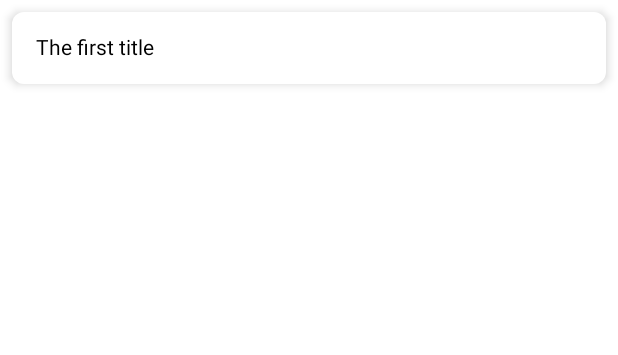
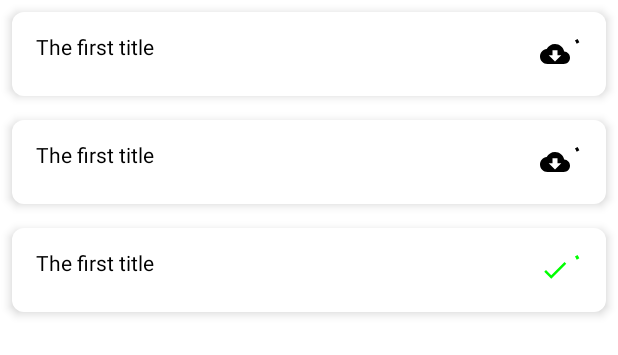
Before and after one commit to ArtemisSoftware/Amphitrite-UI, an Android app built with Jetpack Compose: the @Preview function DefaultPreview, on a phone screen of 412 x 824 dp. Shown: the top 355 px of the screen. Run offline under Robolectric (Android 15) with nearby library versions, the phone set to English and light mode, and no system bars.

Commit message:
realtimeupdate - DownloadProgress

```diff
--- a/app/src/main/java/com/artemissoftware/amphitriteui/realtimeupdate/composables/RealTimeUpdateItemCard.kt
+++ b/app/src/main/java/com/artemissoftware/amphitriteui/realtimeupdate/composables/RealTimeUpdateItemCard.kt
@@ -1,20 +1,18 @@
 package com.artemissoftware.amphitriteui.realtimeupdate.composables
 
-import androidx.compose.foundation.layout.Row
-import androidx.compose.foundation.layout.fillMaxWidth
-import androidx.compose.foundation.layout.padding
+import androidx.compose.foundation.layout.*
 import androidx.compose.foundation.shape.RoundedCornerShape
-import androidx.compose.material.Card
-import androidx.compose.material.Text
+import androidx.compose.material.*
 import androidx.compose.runtime.Composable
+import androidx.compose.ui.Alignment
 import androidx.compose.ui.Modifier
 import androidx.compose.ui.graphics.Color
+import androidx.compose.ui.res.painterResource
 import androidx.compose.ui.text.style.TextAlign
 import androidx.compose.ui.tooling.preview.Preview
 import androidx.compose.ui.unit.dp
-import com.artemissoftware.amphitriteui.Greeting
+import com.artemissoftware.amphitriteui.R
 import com.artemissoftware.amphitriteui.realtimeupdate.model.RealTimeUpdate
-import com.artemissoftware.amphitriteui.ui.theme.AmphitriteUITheme
 
 @Composable
 fun RealTimeUpdateItemCard(
@@ -24,16 +22,9 @@ fun RealTimeUpdateItemCard(
 
         val title = realTimeUpdateItem.title
 //    val title = remember { realTimeUpdateItem.title }
-//    val isDownloaded = realTimeUpdateItem.downloadProgress == 100
+
 //    val animatedProgress: Float by animateFloatAsState(targetValue = realTimeUpdateItem.downloadProgress / 100f)
-//    val black = Color.Black
-//    val white = Color.White
-//    val green = Color(
-//        ContextCompat.getColor(
-//            LocalContext.current,
-//            R.color.opacity_green
-//        )
-//    )
+
 
 
     Card(
@@ -52,57 +43,88 @@ fun RealTimeUpdateItemCard(
                 textAlign = TextAlign.Center
             )
 
-//            Box(
-//                modifier = Modifier
-//                    .height(56.dp)
-//                    .padding(horizontal = 16.dp)
-//                    .weight(1f)
-//            ) {
-//                CircularProgressIndicator(
-//                    strokeWidth = 2.dp,
-//                    modifier = Modifier
-//                        .size(36.dp)
-//                        .align(Alignment.CenterEnd),
-//                    progress = animatedProgress,
-//                    color = if (isDownloaded) green else black
-//                )
-//                if (isDownloaded) {
-//                    Icon(
-//                        modifier = Modifier
-//                            .size(36.dp)
-//                            .padding(8.dp)
-//                            .align(Alignment.CenterEnd),
-//                        painter = painterResource(id = R.drawable.ic_baseline_done_24),
-//                        tint = green,
-//                        contentDescription = "Success Icon"
-//                    )
-//                } else {
-//                    IconButton(
-//                        onClick = onDownloadClick,
-//                        modifier = Modifier
-//                            .size(36.dp)
-//                            .align(Alignment.CenterEnd),
-//                        content = {
-//                            Icon(
-//                                modifier = Modifier
-//                                    .size(20.dp)
-//                                    .align(Alignment.Center),
-//                                painter = painterResource(id = R.drawable.ic_download),
-//                                tint = black,
-//                                contentDescription = "Download Icon"
-//                            )
-//                        }
-//                    )
-//                }
-//            }
+            DownloadProgress(
+                modifier = Modifier.weight(1f),
+                realTimeUpdateItem = realTimeUpdateItem,
+                onDownloadClick = onDownloadClick
+
+            )
 
         }
     }
 }
 
+@Composable
+private fun DownloadProgress(
+    modifier: Modifier = Modifier,
+    realTimeUpdateItem: RealTimeUpdate,
+    onDownloadClick: () -> Unit
+) {
+
+    val isDownloaded = realTimeUpdateItem.downloadProgress == 100
+
+    Box(
+        modifier = modifier
+            .height(56.dp)
+            .padding(horizontal = 16.dp)
+
+    ) {
+        CircularProgressIndicator(
+            strokeWidth = 2.dp,
+            modifier = Modifier
+                .size(36.dp)
+                .align(Alignment.CenterEnd),
+            //progress = animatedProgress,
+            color = if (isDownloaded) Color.Green else Color.Black
+        )
+
+
+        if (isDownloaded) {
+            Icon(
+                modifier = Modifier
+                    .size(36.dp)
+                    .padding(8.dp)
+                    .align(Alignment.CenterEnd),
+                painter = painterResource(id = R.drawable.ic_baseline_done_24),
+                tint = Color.Green,
+                contentDescription = "Success Icon"
+            )
+        } else {
+            IconButton(
+                onClick = onDownloadClick,
+                modifier = Modifier
+                    .size(36.dp)
+                    .align(Alignment.CenterEnd),
+                content = {
+                    Icon(
+                        modifier = Modifier
+                            .size(20.dp)
+                            .align(Alignment.Center),
+                        painter = painterResource(id = R.drawable.ic_download),
+                        tint = Color.Black,
+                        contentDescription = "Download Icon"
+                    )
+                }
+            )
+        }
+    }
+}
+
+@Preview(showBackground = true)
+@Composable
+private fun DownloadProgressPreview() {
+    DownloadProgress(
+        realTimeUpdateItem = RealTimeUpdate.getMock(), onDownloadClick = {}
+    )
+}
 
 @Preview(showBackground = true)
 @Composable
 private fun DefaultPreview() {
-    RealTimeUpdateItemCard(realTimeUpdateItem = RealTimeUpdate.getMock(), onDownloadClick = {})
+    Column {
+        RealTimeUpdateItemCard(realTimeUpdateItem = RealTimeUpdate.getMock(), onDownloadClick = {})
+        RealTimeUpdateItemCard(realTimeUpdateItem = RealTimeUpdate.getMock(50), onDownloadClick = {})
+        RealTimeUpdateItemCard(realTimeUpdateItem = RealTimeUpdate.getMock(100), onDownloadClick = {})
+    }
+
 }
--- a/app/src/main/java/com/artemissoftware/amphitriteui/realtimeupdate/model/RealTimeUpdate.kt
+++ b/app/src/main/java/com/artemissoftware/amphitriteui/realtimeupdate/model/RealTimeUpdate.kt
@@ -8,7 +8,7 @@ data class RealTimeUpdate(
 
     companion object{
 
-        fun getMock() =  RealTimeUpdate(id = 1, title = "The first title", downloadProgress = 10)
+        fun getMock(progress: Int = 0) =  RealTimeUpdate(id = 1, title = "The first title", downloadProgress = progress)
 
     }
 
--- /dev/null
+++ b/app/src/main/res/drawable/ic_baseline_done_24.xml
@@ -0,0 +1,11 @@
+<?xml version="1.0" encoding="utf-8"?>
+<vector xmlns:android="http://schemas.android.com/apk/res/android"
+    android:width="24dp"
+    android:height="24dp"
+    android:viewportWidth="24"
+    android:viewportHeight="24"
+    android:tint="?attr/colorControlNormal">
+    <path
+        android:fillColor="@android:color/white"
+        android:pathData="M9,16.2L4.8,12l-1.4,1.4L9,19 21,7l-1.4,-1.4L9,16.2z"/>
+</vector>
--- /dev/null
+++ b/app/src/main/res/drawable/ic_download.xml
@@ -0,0 +1,11 @@
+<?xml version="1.0" encoding="utf-8"?>
+<vector xmlns:android="http://schemas.android.com/apk/res/android"
+    android:width="24dp"
+    android:height="24dp"
+    android:viewportWidth="24"
+    android:viewportHeight="24"
+    android:tint="?attr/colorControlNormal">
+    <path
+        android:fillColor="@android:color/white"
+        android:pathData="M19.35,10.04C18.67,6.59 15.64,4 12,4 9.11,4 6.6,5.64 5.35,8.04 2.34,8.36 0,10.91 0,14c0,3.31 2.69,6 6,6h13c2.76,0 5,-2.24 5,-5 0,-2.64 -2.05,-4.78 -4.65,-4.96zM17,13l-5,5 -5,-5h3V9h4v4h3z"/>
+</vector>
```
